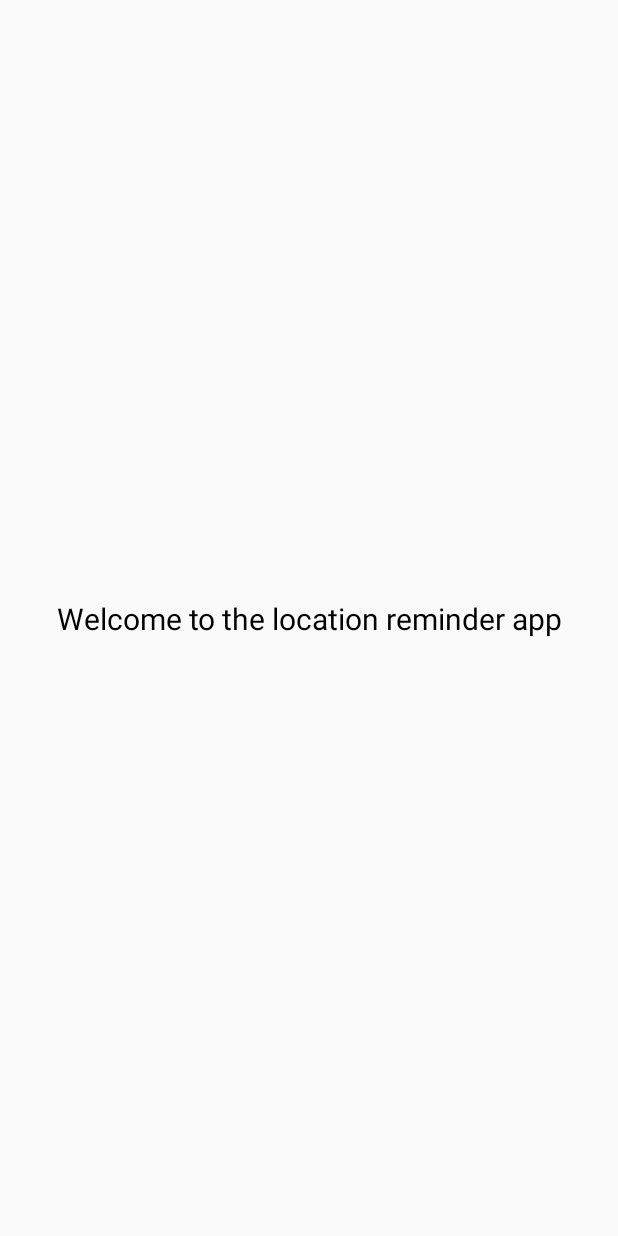
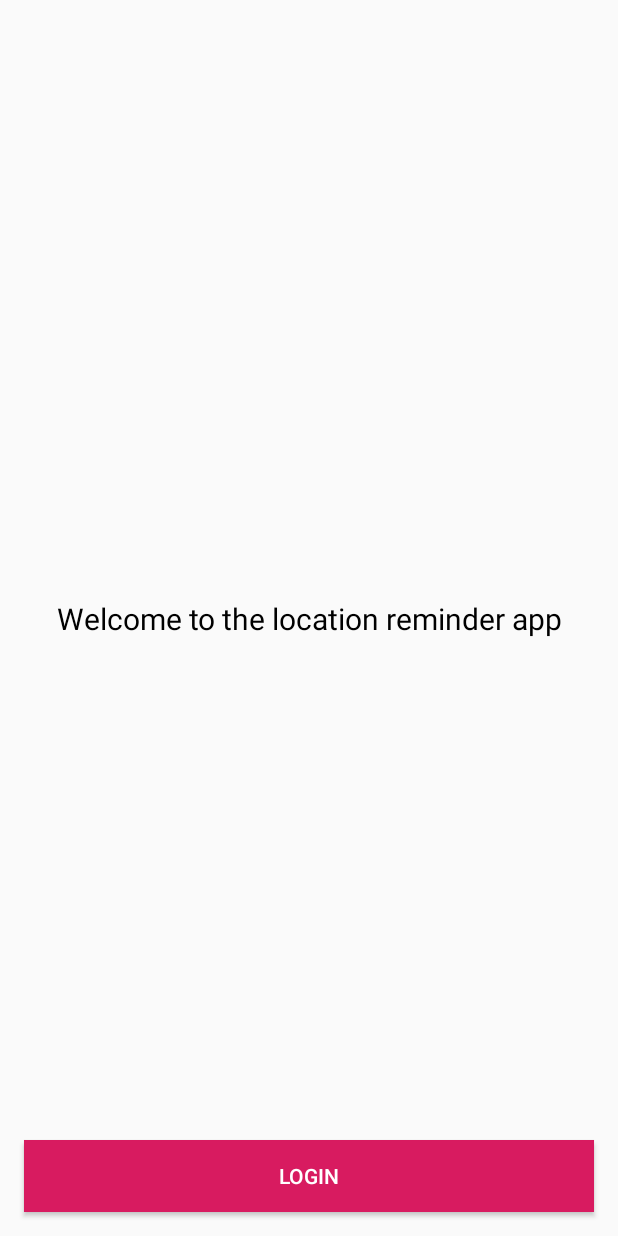
Before and after one commit to abanoubmts/Project5, an Android app: the layout activity_authentication.xml on its own in the app's theme, with its tools: preview values and no code run, on a phone screen of 412 x 824 dp. Run offline under Robolectric (Android 15) with nearby library versions, the phone set to English and light mode, and no system bars.

Commit message:
we implement authentication firbase and add activity in mainfeast.xml and get result

```diff
--- a/app/src/main/res/layout/activity_authentication.xml
+++ b/app/src/main/res/layout/activity_authentication.xml
@@ -1,7 +1,13 @@
 <?xml version="1.0" encoding="utf-8"?>
-<androidx.constraintlayout.widget.ConstraintLayout xmlns:android="http://schemas.android.com/apk/res/android"
+<layout xmlns:android="http://schemas.android.com/apk/res/android"
     xmlns:app="http://schemas.android.com/apk/res-auto"
-    xmlns:tools="http://schemas.android.com/tools"
+    xmlns:tools="http://schemas.android.com/tools">
+
+    <data>
+
+    </data>
+
+    <androidx.constraintlayout.widget.ConstraintLayout
         android:layout_width="match_parent"
         android:layout_height="match_parent"
         tools:context=".authentication.AuthenticationActivity">
@@ -17,4 +23,19 @@
             app:layout_constraintStart_toStartOf="parent"
             app:layout_constraintTop_toTopOf="parent" />
 
+        <Button
+            android:id="@+id/sign_in_button"
+            android:layout_width="match_parent"
+            android:layout_height="wrap_content"
+            android:layout_marginStart="@dimen/margin_normal"
+            android:layout_marginEnd="@dimen/margin_normal"
+            android:layout_marginBottom="@dimen/margin_normal"
+            android:background="@color/colorAccent"
+            android:textColor="@color/white"
+            android:text="@string/login"
+            app:layout_constraintBottom_toBottomOf="parent"
+            app:layout_constraintEnd_toEndOf="parent"
+            app:layout_constraintStart_toStartOf="parent" />
+
     </androidx.constraintlayout.widget.ConstraintLayout>
+</layout>
```
Also changed, not shown: app/build.gradle (+25 -1 lines), app/src/main/AndroidManifest.xml (+20 -3 lines), app/src/main/java/com/udacity/project4/Constants.kt (added, +10 -0 lines), app/src/main/java/com/udacity/project4/authentication/AuthenticationActivity.kt (+72 -0 lines), build.gradle (+26 -25 lines), gradle/wrapper/gradle-wrapper.properties. Lines whose indentation alone changed are shown as unchanged.
